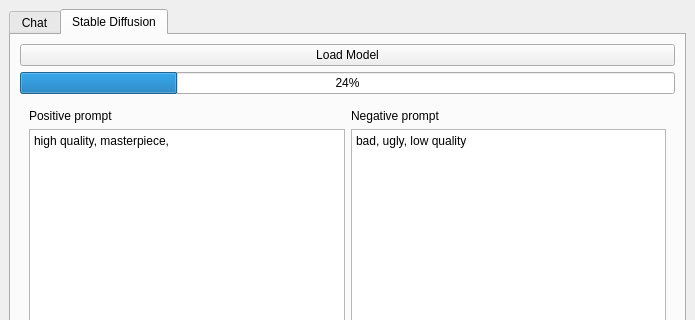
Iemand005/Singularity, file AIOneQTWidgets/mainwindow.ui: the form before one commit; both pictures show x 0 to 695 and y 0 to 320 of the 695 by 1066 pixel window.
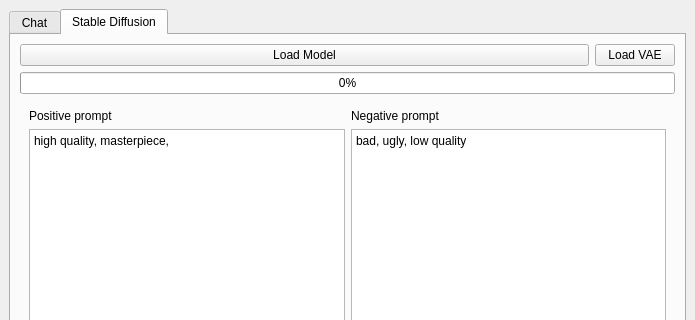
The form after the commit. The open tabs and pages were chosen to show the change.

Commit message: Add load VAE button

```diff
--- a/AIOneQTWidgets/mainwindow.ui
+++ b/AIOneQTWidgets/mainwindow.ui
@@ -241,6 +241,8 @@
        </attribute>
        <layout class="QVBoxLayout" name="verticalLayout">
         <item>
+         <layout class="QHBoxLayout" name="horizontalLayout_5">
+          <item>
          <widget class="QPushButton" name="loadSDButton">
           <property name="text">
            <string>Load Model</string>
@@ -248,9 +250,24 @@
          </widget>
         </item>
         <item>
+           <widget class="QPushButton" name="pushButton">
+            <property name="sizePolicy">
+             <sizepolicy hsizetype="Maximum" vsizetype="Fixed">
+              <horstretch>0</horstretch>
+              <verstretch>0</verstretch>
+             </sizepolicy>
+            </property>
+            <property name="text">
+             <string>Load VAE</string>
+            </property>
+           </widget>
+          </item>
+         </layout>
+        </item>
+        <item>
          <widget class="QProgressBar" name="progressBar">
           <property name="value">
-           <number>24</number>
+           <number>0</number>
           </property>
          </widget>
         </item>
```
Left out of the diff: 8 changed lines with no effect on the pictures. Lines whose indentation alone changed are shown as unchanged.
